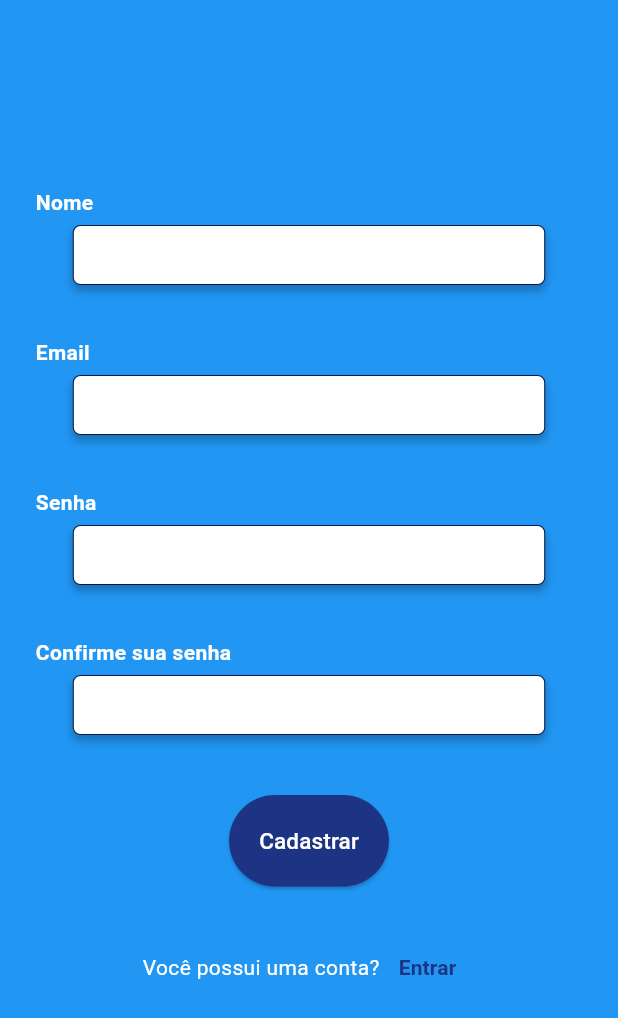
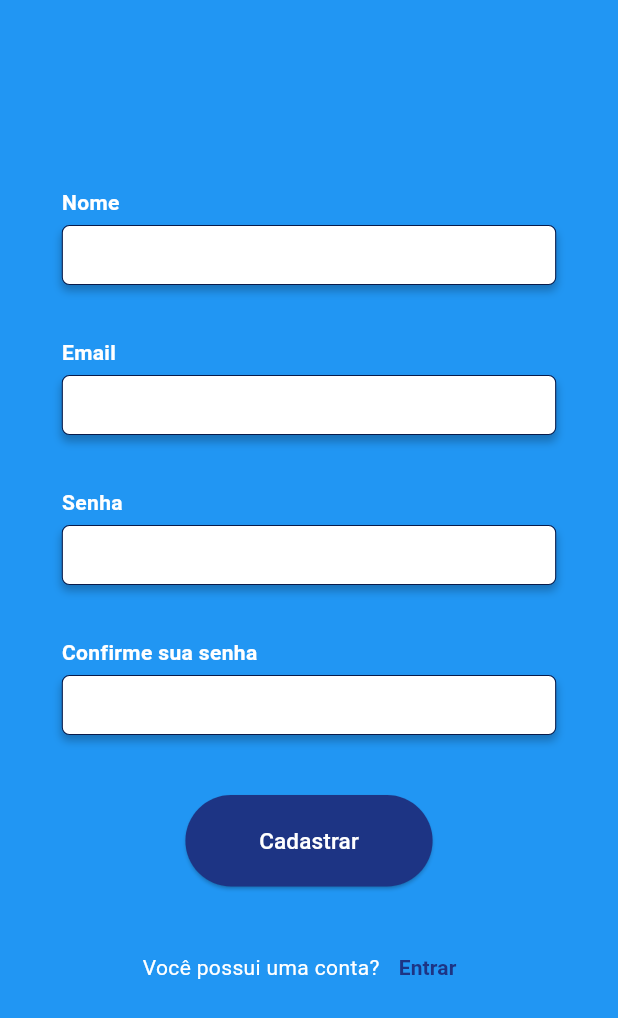
Before and after one commit to Thay-de-Oliveira/Projeto-Aplicado-v3, a Flutter app: the CadastroApp screen opened by its route, on a phone screen of 412 x 824 dp. Shown: the top 1018 px of the screen. Run offline on Flutter 3.47's test engine with Material 3 defaults, Android fonts, the phone set to English and light mode, and no system bars; our stand-ins replace carousel_slider, dio, dotted_border, firebase_core, firebase_storage, flutter_typeahead and 3 more; missing offline and left inert: advance_pdf_viewer, camera_camera, flutter_pdfview, maps_launcher; accounts and stored records are empty.

Commit message:
Cadastro e forms de acontecimento responsivo

```diff
--- a/lib/app/login/tela-cadastro.dart
+++ b/lib/app/login/tela-cadastro.dart
@@ -23,8 +23,14 @@ class _CadastroAppState extends State<CadastroApp> {
     return Scaffold(
       backgroundColor: Colors.blue,
       body: Center(
+        child: LayoutBuilder(
+          builder: (context, constraints) {
+            double width = constraints.maxWidth;
+            double padding = width * 0.05;
+            double fieldWidth = width * 0.8;
+            return SingleChildScrollView(
               child: Padding(
-          padding: EdgeInsets.all(20.0),
+                padding: EdgeInsets.all(padding),
                 child: Column(
                   mainAxisAlignment: MainAxisAlignment.center,
                   crossAxisAlignment: CrossAxisAlignment.center,
@@ -32,8 +38,9 @@ class _CadastroAppState extends State<CadastroApp> {
                     // TEXTO "NOME"
                     Container(
                       alignment: Alignment.centerLeft,
+                      width: fieldWidth,
                       child: Text(
-                  ' Nome',
+                        'Nome',
                         style: TextStyle(color: Colors.white, fontWeight: FontWeight.bold),
                       ),
                     ),
@@ -41,7 +48,7 @@ class _CadastroAppState extends State<CadastroApp> {
 
                     // CAMPO NOME
                     Container(
-                width: 315,
+                      width: fieldWidth,
                       height: 40,
                       decoration: ShapeDecoration(
                         color: Colors.white,
@@ -71,8 +78,9 @@ class _CadastroAppState extends State<CadastroApp> {
                     // TEXTO "EMAIL"
                     Container(
                       alignment: Alignment.centerLeft,
+                      width: fieldWidth,
                       child: Text(
-                  ' Email',
+                        'Email',
                         style: TextStyle(color: Colors.white, fontWeight: FontWeight.bold),
                       ),
                     ),
@@ -80,7 +88,7 @@ class _CadastroAppState extends State<CadastroApp> {
 
                     // CAMPO EMAIL
                     Container(
-                width: 315,
+                      width: fieldWidth,
                       height: 40,
                       decoration: ShapeDecoration(
                         color: Colors.white,
@@ -110,8 +118,9 @@ class _CadastroAppState extends State<CadastroApp> {
                     // TEXTO "SENHA"
                     Container(
                       alignment: Alignment.centerLeft,
+                      width: fieldWidth,
                       child: Text(
-                  ' Senha',
+                        'Senha',
                         style: TextStyle(color: Colors.white, fontWeight: FontWeight.bold),
                       ),
                     ),
@@ -119,7 +128,7 @@ class _CadastroAppState extends State<CadastroApp> {
 
                     // CAMPO SENHA
                     Container(
-                width: 315,
+                      width: fieldWidth,
                       height: 40,
                       decoration: ShapeDecoration(
                         color: Colors.white,
@@ -145,14 +154,14 @@ class _CadastroAppState extends State<CadastroApp> {
                         ),
                       ),
                     ),
-
                     SizedBox(height: 35),
 
                     // TEXTO "CONFIRME SUA SENHA"
                     Container(
                       alignment: Alignment.centerLeft,
+                      width: fieldWidth,
                       child: Text(
-                  ' Confirme sua senha',
+                        'Confirme sua senha',
                         style: TextStyle(color: Colors.white, fontWeight: FontWeight.bold),
                       ),
                     ),
@@ -160,7 +169,7 @@ class _CadastroAppState extends State<CadastroApp> {
 
                     // CAMPO CONFIRME SUA SENHA
                     Container(
-                width: 315,
+                      width: fieldWidth,
                       height: 40,
                       decoration: ShapeDecoration(
                         color: Colors.white,
@@ -186,7 +195,6 @@ class _CadastroAppState extends State<CadastroApp> {
                         ),
                       ),
                     ),
-
                     SizedBox(height: 10),
 
                     Container(
@@ -211,7 +219,7 @@ class _CadastroAppState extends State<CadastroApp> {
                                   // Se o registro for bem-sucedido, redirecionar para a tela de início
                                   appState.atualizarTela('inicio');
                                 } catch (e) {
-                            // Se houver um erro durante o regix'stro, exibir uma mensagem
+                                  // Se houver um erro durante o registro, exibir uma mensagem
                                   print("Erro ao cadastrar: $e");
                                   // Aqui você pode exibir uma mensagem de erro para o usuário
                                 }
@@ -223,7 +231,7 @@ class _CadastroAppState extends State<CadastroApp> {
                             },
                             style: ElevatedButton.styleFrom(
                               backgroundColor: Color(0xff1d3484),
-                        minimumSize: Size(100, 40),
+                              minimumSize: Size(fieldWidth * 0.5, 40),
                               padding: EdgeInsets.all(20.0),
                             ),
                             child: Text(
@@ -264,6 +272,9 @@ class _CadastroAppState extends State<CadastroApp> {
                   ],
                 ),
               ),
+            );
+          },
+        ),
       ),
     );
   }
```
Also changed, not shown: lib/app/components/acontecimento/acontecimento-card-relatorio.dart (+17 -9 lines), 1 other file. Lines whose indentation alone changed are shown as unchanged.
